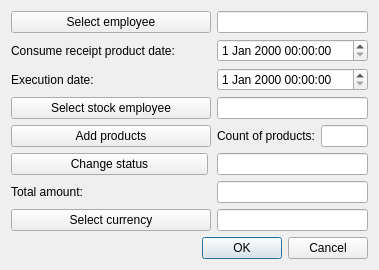
First picture: the form in OrmasAdmin/OrmasAdmin/CreateRcpPDlg.ui, repository Dalerjon/TheOrmasProejct, before the edit.
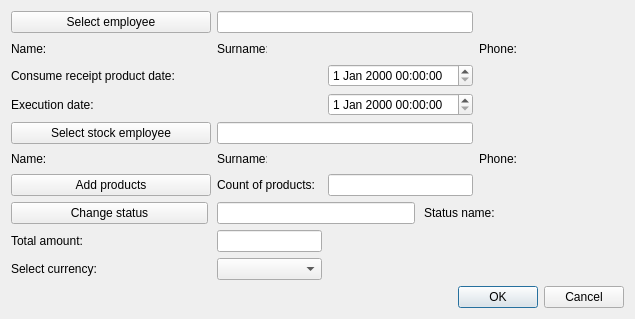
Second picture: the form after the edit.

```diff
--- a/OrmasAdmin/OrmasAdmin/CreateRcpPDlg.ui
+++ b/OrmasAdmin/OrmasAdmin/CreateRcpPDlg.ui
@@ -6,8 +6,8 @@
    <rect>
     <x>0</x>
     <y>0</y>
-    <width>379</width>
-    <height>270</height>
+    <width>635</width>
+    <height>319</height>
    </rect>
   </property>
   <property name="windowTitle">
@@ -32,38 +32,229 @@
    <property name="bottomMargin">
     <number>11</number>
    </property>
-   <item row="7" column="1" colspan="2">
-    <widget class="QLineEdit" name="currencyEdit">
-     <property name="readOnly">
-      <bool>true</bool>
+   <item row="5" column="0">
+    <widget class="QLabel" name="empStockNameLb">
+     <property name="minimumSize">
+      <size>
+       <width>50</width>
+       <height>0</height>
+      </size>
      </property>
+     <property name="maximumSize">
+      <size>
+       <width>50</width>
+       <height>16777215</height>
+      </size>
+     </property>
+     <property name="text">
+      <string>Name:</string>
+     </property>
     </widget>
    </item>
-   <item row="6" column="0">
-    <widget class="QLabel" name="sumLb">
+   <item row="5" column="1">
+    <widget class="QLabel" name="empStockNamePh">
+     <property name="minimumSize">
+      <size>
+       <width>100</width>
+       <height>0</height>
+      </size>
+     </property>
+     <property name="font">
+      <font>
+       <family>Times New Roman</family>
+       <pointsize>12</pointsize>
+       <weight>75</weight>
+       <italic>true</italic>
+       <bold>true</bold>
+      </font>
+     </property>
      <property name="text">
-      <string>Total amount:</string>
+      <string/>
+     </property>
+    </widget>
+   </item>
+   <item row="5" column="3">
+    <widget class="QLabel" name="empStockSurnamePh">
+     <property name="minimumSize">
+      <size>
+       <width>100</width>
+       <height>0</height>
+      </size>
+     </property>
+     <property name="font">
+      <font>
+       <family>Times New Roman</family>
+       <pointsize>12</pointsize>
+       <weight>75</weight>
+       <italic>true</italic>
+       <bold>true</bold>
+      </font>
+     </property>
+     <property name="text">
+      <string/>
+     </property>
+    </widget>
+   </item>
+   <item row="5" column="2">
+    <widget class="QLabel" name="empStockSurnameLb">
+     <property name="minimumSize">
+      <size>
+       <width>50</width>
+       <height>0</height>
+      </size>
+     </property>
+     <property name="maximumSize">
+      <size>
+       <width>50</width>
+       <height>16777215</height>
+      </size>
+     </property>
+     <property name="text">
+      <string>Surname:</string>
+     </property>
+    </widget>
+   </item>
+   <item row="5" column="4">
+    <widget class="QLabel" name="empStockPhoneLb">
+     <property name="text">
+      <string>Phone:</string>
+     </property>
+    </widget>
+   </item>
+   <item row="5" column="5">
+    <widget class="QLabel" name="empStockPhonePh">
+     <property name="minimumSize">
+      <size>
+       <width>100</width>
+       <height>0</height>
+      </size>
+     </property>
+     <property name="font">
+      <font>
+       <family>Times New Roman</family>
+       <pointsize>12</pointsize>
+       <weight>75</weight>
+       <italic>true</italic>
+       <bold>true</bold>
+      </font>
+     </property>
+     <property name="text">
+      <string/>
      </property>
     </widget>
    </item>
    <item row="1" column="0">
-    <widget class="QLabel" name="dateLb">
+    <widget class="QLabel" name="empNameLb">
+     <property name="minimumSize">
+      <size>
+       <width>50</width>
+       <height>0</height>
+      </size>
+     </property>
+     <property name="maximumSize">
+      <size>
+       <width>50</width>
+       <height>16777215</height>
+      </size>
+     </property>
      <property name="text">
-      <string>Consume receipt product date:</string>
+      <string>Name:</string>
      </property>
     </widget>
    </item>
-   <item row="3" column="1" colspan="2">
-    <widget class="QLineEdit" name="stockEmployeeEdit">
-     <property name="toolTip">
-      <string>&lt;html&gt;&lt;head/&gt;&lt;body&gt;&lt;p&gt;Enter employee ID&lt;/p&gt;&lt;/body&gt;&lt;/html&gt;</string>
+   <item row="1" column="1">
+    <widget class="QLabel" name="empNamePh">
+     <property name="minimumSize">
+      <size>
+       <width>100</width>
+       <height>0</height>
+      </size>
      </property>
-     <property name="readOnly">
-      <bool>true</bool>
+     <property name="font">
+      <font>
+       <family>Times New Roman</family>
+       <pointsize>12</pointsize>
+       <weight>75</weight>
+       <italic>true</italic>
+       <bold>true</bold>
+      </font>
      </property>
+     <property name="text">
+      <string/>
+     </property>
     </widget>
    </item>
-   <item row="8" column="0" colspan="3">
+   <item row="1" column="2">
+    <widget class="QLabel" name="empSurnameLb">
+     <property name="minimumSize">
+      <size>
+       <width>50</width>
+       <height>0</height>
+      </size>
+     </property>
+     <property name="maximumSize">
+      <size>
+       <width>50</width>
+       <height>16777215</height>
+      </size>
+     </property>
+     <property name="text">
+      <string>Surname:</string>
+     </property>
+    </widget>
+   </item>
+   <item row="1" column="3">
+    <widget class="QLabel" name="empSurnamePh">
+     <property name="minimumSize">
+      <size>
+       <width>100</width>
+       <height>0</height>
+      </size>
+     </property>
+     <property name="font">
+      <font>
+       <family>Times New Roman</family>
+       <pointsize>12</pointsize>
+       <weight>75</weight>
+       <italic>true</italic>
+       <bold>true</bold>
+      </font>
+     </property>
+     <property name="text">
+      <string/>
+     </property>
+    </widget>
+   </item>
+   <item row="1" column="4">
+    <widget class="QLabel" name="empPhoneLb">
+     <property name="text">
+      <string>Phone:</string>
+     </property>
+    </widget>
+   </item>
+   <item row="1" column="5">
+    <widget class="QLabel" name="empPhonePh">
+     <property name="minimumSize">
+      <size>
+       <width>100</width>
+       <height>0</height>
+      </size>
+     </property>
+     <property name="font">
+      <font>
+       <family>Times New Roman</family>
+       <pointsize>12</pointsize>
+       <weight>75</weight>
+       <italic>true</italic>
+       <bold>true</bold>
+      </font>
+     </property>
+     <property name="text">
+      <string/>
+     </property>
+    </widget>
+   </item>
+   <item row="10" column="0" colspan="6">
     <layout class="QHBoxLayout" name="horizontalLayout">
      <item>
       <spacer name="horizontalSpacer">
@@ -94,118 +285,7 @@
      </item>
     </layout>
    </item>
-   <item row="0" column="1" colspan="2">
-    <widget class="QLineEdit" name="employeeEdit">
-     <property name="toolTip">
-      <string>&lt;html&gt;&lt;head/&gt;&lt;body&gt;&lt;p&gt;Enter client ID&lt;/p&gt;&lt;/body&gt;&lt;/html&gt;</string>
-     </property>
-     <property name="readOnly">
-      <bool>true</bool>
-     </property>
-    </widget>
-   </item>
-   <item row="1" column="1" colspan="2">
-    <widget class="QDateTimeEdit" name="dateEdit"/>
-   </item>
-   <item row="4" column="1">
-    <widget class="QLabel" name="prodCountLb">
-     <property name="text">
-      <string>Count of products:</string>
-     </property>
-    </widget>
-   </item>
-   <item row="7" column="0">
-    <widget class="QPushButton" name="currencyBtn">
-     <property name="text">
-      <string>Select currency</string>
-     </property>
-    </widget>
-   </item>
-   <item row="0" column="0">
-    <widget class="QPushButton" name="employeeBtn">
-     <property name="minimumSize">
-      <size>
-       <width>200</width>
-       <height>0</height>
-      </size>
-     </property>
-     <property name="text">
-      <string>Select employee</string>
-     </property>
-    </widget>
-   </item>
-   <item row="4" column="0">
-    <widget class="QPushButton" name="addProdBtn">
-     <property name="text">
-      <string>Add products</string>
-     </property>
-    </widget>
-   </item>
-   <item row="4" column="2">
-    <widget class="QLineEdit" name="prodCountEdit">
-     <property name="readOnly">
-      <bool>true</bool>
-     </property>
-    </widget>
-   </item>
-   <item row="6" column="1" colspan="2">
-    <widget class="QLineEdit" name="sumEdit">
-     <property name="readOnly">
-      <bool>true</bool>
-     </property>
-    </widget>
-   </item>
-   <item row="2" column="0" colspan="3">
-    <widget class="QWidget" name="execDateWidget" native="true">
-     <layout class="QHBoxLayout" name="horizontalLayout_2">
-      <property name="spacing">
-       <number>9</number>
-      </property>
-      <property name="leftMargin">
-       <number>0</number>
-      </property>
-      <property name="topMargin">
-       <number>0</number>
-      </property>
-      <property name="rightMargin">
-       <number>0</number>
-      </property>
-      <property name="bottomMargin">
-       <number>0</number>
-      </property>
-      <item>
-       <widget class="QLabel" name="execDateLb">
-        <property name="sizePolicy">
-         <sizepolicy hsizetype="Fixed" vsizetype="Preferred">
-          <horstretch>0</horstretch>
-          <verstretch>0</verstretch>
-         </sizepolicy>
-        </property>
-        <property name="minimumSize">
-         <size>
-          <width>197</width>
-          <height>0</height>
-         </size>
-        </property>
-        <property name="text">
-         <string>Execution date:</string>
-        </property>
-       </widget>
-      </item>
-      <item>
-       <widget class="QDateTimeEdit" name="execDateEdit"/>
-      </item>
-     </layout>
-    </widget>
-   </item>
-   <item row="3" column="0">
-    <widget class="QPushButton" name="stockEmployeeBtn">
-     <property name="text">
-      <string>Select stock employee</string>
-     </property>
-    </widget>
-   </item>
-   <item row="5" column="0" colspan="3">
+   <item row="7" column="0" colspan="6">
     <widget class="QWidget" name="statusWidget" native="true">
      <layout class="QHBoxLayout" name="horizontalLayout_3">
       <property name="spacing">
@@ -249,9 +329,196 @@
         </property>
        </widget>
       </item>
+      <item>
+       <widget class="QLabel" name="statusLb">
+        <property name="text">
+         <string>Status name:</string>
+        </property>
+       </widget>
+      </item>
+      <item>
+       <widget class="QLabel" name="statusPh">
+        <property name="minimumSize">
+         <size>
+          <width>120</width>
+          <height>0</height>
+         </size>
+        </property>
+        <property name="font">
+         <font>
+          <family>Times New Roman</family>
+          <pointsize>12</pointsize>
+          <weight>75</weight>
+          <italic>true</italic>
+          <bold>true</bold>
+         </font>
+        </property>
+        <property name="text">
+         <string/>
+        </property>
+       </widget>
+      </item>
      </layout>
     </widget>
    </item>
+   <item row="9" column="2">
+    <widget class="QComboBox" name="currencyCmb"/>
+   </item>
+   <item row="8" column="2">
+    <widget class="QLineEdit" name="sumEdit">
+     <property name="readOnly">
+      <bool>true</bool>
+     </property>
+    </widget>
+   </item>
+   <item row="2" column="3">
+    <widget class="QDateTimeEdit" name="dateEdit"/>
+   </item>
+   <item row="3" column="0" colspan="4">
+    <widget class="QWidget" name="execDateWidget" native="true">
+     <layout class="QHBoxLayout" name="horizontalLayout_2">
+      <property name="spacing">
+       <number>9</number>
+      </property>
+      <property name="leftMargin">
+       <number>0</number>
+      </property>
+      <property name="topMargin">
+       <number>0</number>
+      </property>
+      <property name="rightMargin">
+       <number>0</number>
+      </property>
+      <property name="bottomMargin">
+       <number>0</number>
+      </property>
+      <item>
+       <widget class="QLabel" name="execDateLb">
+        <property name="sizePolicy">
+         <sizepolicy hsizetype="Fixed" vsizetype="Preferred">
+          <horstretch>0</horstretch>
+          <verstretch>0</verstretch>
+         </sizepolicy>
+        </property>
+        <property name="minimumSize">
+         <size>
+          <width>197</width>
+          <height>0</height>
+         </size>
+        </property>
+        <property name="text">
+         <string>Execution date:</string>
+        </property>
+       </widget>
+      </item>
+      <item>
+       <spacer name="horizontalSpacer_2">
+        <property name="orientation">
+         <enum>Qt::Horizontal</enum>
+        </property>
+        <property name="sizeHint" stdset="0">
+         <size>
+          <width>40</width>
+          <height>20</height>
+         </size>
+        </property>
+       </spacer>
+      </item>
+      <item>
+       <widget class="QDateTimeEdit" name="execDateEdit">
+        <property name="minimumSize">
+         <size>
+          <width>127</width>
+          <height>0</height>
+         </size>
+        </property>
+       </widget>
+      </item>
+     </layout>
+    </widget>
+   </item>
+   <item row="0" column="0" colspan="2">
+    <widget class="QPushButton" name="employeeBtn">
+     <property name="minimumSize">
+      <size>
+       <width>200</width>
+       <height>0</height>
+      </size>
+     </property>
+     <property name="text">
+      <string>Select employee</string>
+     </property>
+    </widget>
+   </item>
+   <item row="4" column="0" colspan="2">
+    <widget class="QPushButton" name="stockEmployeeBtn">
+     <property name="text">
+      <string>Select stock employee</string>
+     </property>
+    </widget>
+   </item>
+   <item row="8" column="0" colspan="2">
+    <widget class="QLabel" name="sumLb">
+     <property name="text">
+      <string>Total amount:</string>
+     </property>
+    </widget>
+   </item>
+   <item row="9" column="0" colspan="2">
+    <widget class="QLabel" name="currencyLb">
+     <property name="text">
+      <string>Select currency:</string>
+     </property>
+    </widget>
+   </item>
+   <item row="6" column="3">
+    <widget class="QLineEdit" name="prodCountEdit">
+     <property name="readOnly">
+      <bool>true</bool>
+     </property>
+    </widget>
+   </item>
+   <item row="6" column="2">
+    <widget class="QLabel" name="prodCountLb">
+     <property name="text">
+      <string>Count of products:</string>
+     </property>
+    </widget>
+   </item>
+   <item row="2" column="0" colspan="2">
+    <widget class="QLabel" name="dateLb">
+     <property name="text">
+      <string>Consume receipt product date:</string>
+     </property>
+    </widget>
+   </item>
+   <item row="0" column="2" colspan="2">
+    <widget class="QLineEdit" name="employeeEdit">
+     <property name="toolTip">
+      <string>&lt;html&gt;&lt;head/&gt;&lt;body&gt;&lt;p&gt;Enter client ID&lt;/p&gt;&lt;/body&gt;&lt;/html&gt;</string>
+     </property>
+     <property name="readOnly">
+      <bool>true</bool>
+     </property>
+    </widget>
+   </item>
+   <item row="4" column="2" colspan="2">
+    <widget class="QLineEdit" name="stockEmployeeEdit">
+     <property name="toolTip">
+      <string>&lt;html&gt;&lt;head/&gt;&lt;body&gt;&lt;p&gt;Enter employee ID&lt;/p&gt;&lt;/body&gt;&lt;/html&gt;</string>
+     </property>
+     <property name="readOnly">
+      <bool>true</bool>
+     </property>
+    </widget>
+   </item>
+   <item row="6" column="0" colspan="2">
+    <widget class="QPushButton" name="addProdBtn">
+     <property name="text">
+      <string>Add products</string>
+     </property>
+    </widget>
+   </item>
   </layout>
  </widget>
  <tabstops>
```
Left out of the diff: 6 changed lines with no effect on the pictures.
